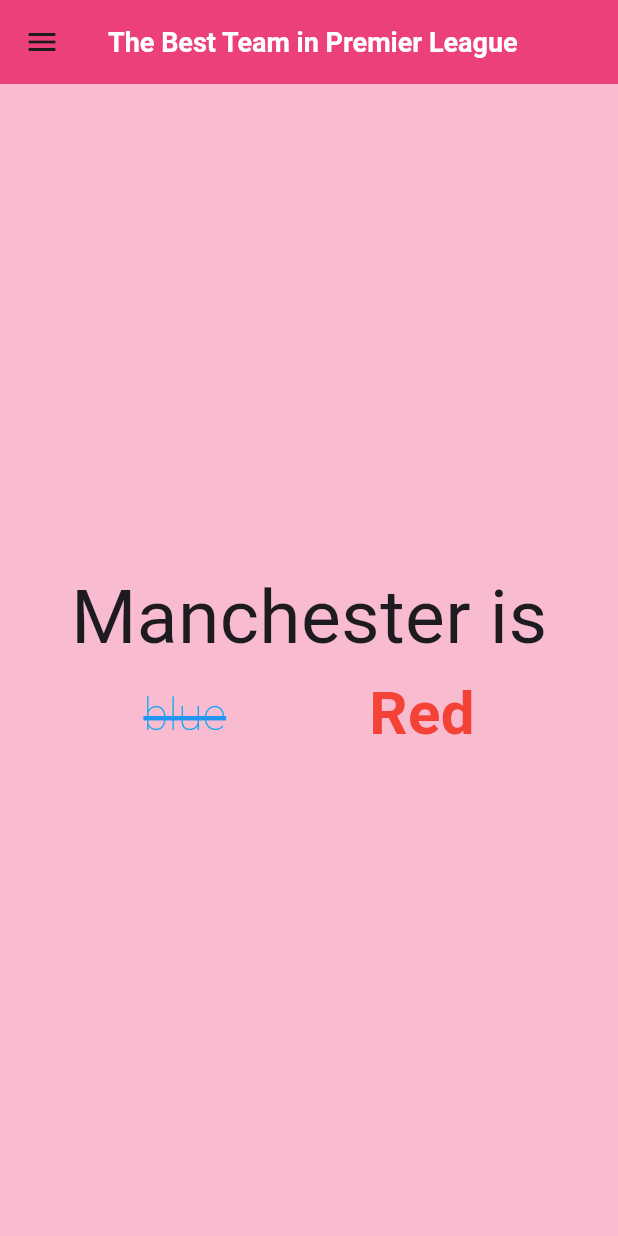
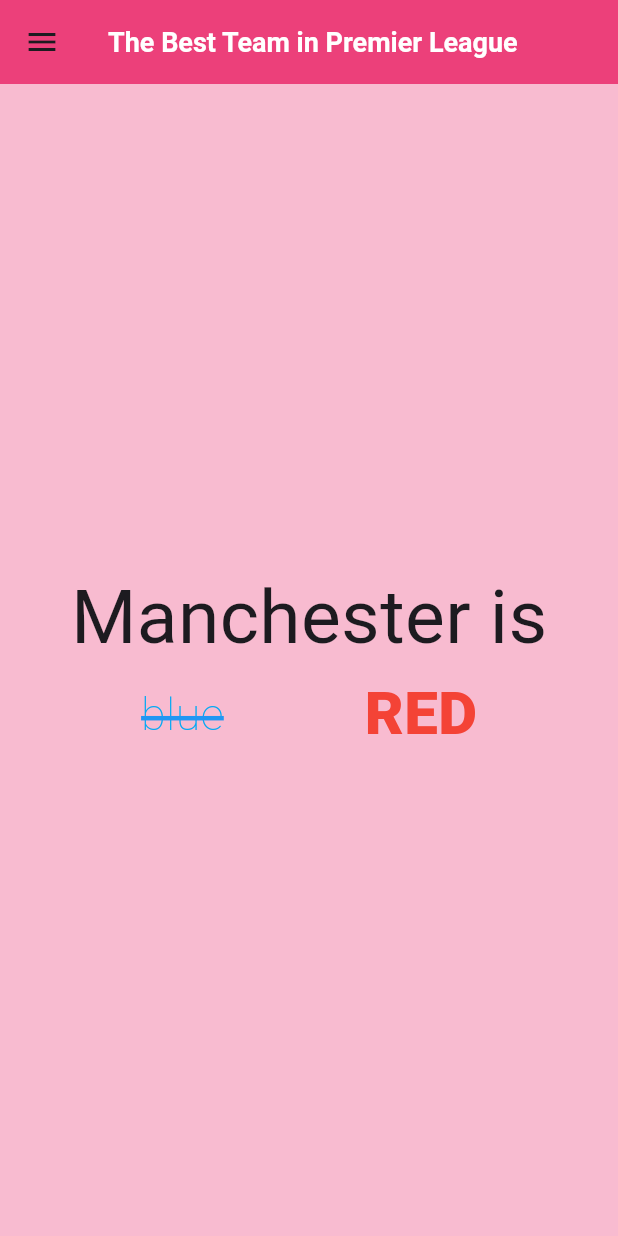
Before and after one commit to Achild29/MobileProgramming, a Flutter app: the screen it shows after launch, on a phone screen of 412 x 824 dp. Run offline on Flutter 3.47's test engine with Material 3 defaults, Android fonts, the phone set to English and light mode, and no system bars; missing offline and left inert: hyperlink.

```diff
--- a/lib/main.dart
+++ b/lib/main.dart
@@ -1,132 +1,7 @@
 import 'package:flutter/material.dart';
+import 'package:mobile_programming/my_app.dart';
 
-void main(List<String> args) {
-  runApp(MyApp());
-}
-
-class MyApp extends StatelessWidget {
-  const MyApp({super.key});
-
-  @override
-  Widget build(BuildContext context) {
-    return MaterialApp(
-      //MaterialApp adalah widget yang digunakan sebagai root(akar/inti) dari seluruh antarmuka aplikasi Flutter.
-      //didalam widget Material app terdapat parameter home yang isi nya adalah Scaffold
-      // Scaffold adalah sebuah widget dalam flutter yang menyediakan banyak widget seperti
-      // Drawer, SnackBar, BottomNavigationBar, FloatingActionButton, AppBar, dan lain-lain.
-      home: Scaffold(
-        //widget AppBar menambahkan panel seperti NavBar dibagian atas aplikasi
-        appBar: AppBar(
-          title: const Text(
-            //Widget Text untuk menampilkan Text Berupa String
-            'The Best Team in Premier League',
-            //parameter yang dimiliki widget Text: style untuk merubah tampilan text tersebut
-            style: TextStyle(
-              //berikut ini Parameter yg dimiliki oleh widget TextStyle;
-              color: Colors.white, //Merubah warna text menjadi putih
-              fontWeight:
-                  FontWeight.bold, //merubah text menjadi Bold / cetak tebal
-              fontSize: 18, //merubah ukuran dari text
-            ),
-          ),
-          //menambahkan warna untuk AppBar
-          backgroundColor: Colors.pink[400],
-        ),
-        //untuk parameter body, parameter ini biasanya akan diisi oleh widget yang
-        //akan memperluas atau menempati seluruh layar perangkat/tampilan
-        body: Container(
-          //disni saya menggunakan widget container untuk mewarnai seluruh layar/tampilan yang tersisa
-          color: Colors.pink[100],
-          child: const Column(
-            //disni saya mengisi paramater body dengan widget Column, dimana widget column bisa diisi lagi dengan banyak widget didalm childrennya
-            //dan tampilannya kebawah/vertikal.
-            mainAxisAlignment: MainAxisAlignment.center,
-            //diatas saya menggunakan parameter mainAxixsAligment dengan value center, yang membuat childrennya berada di tengah
-            children: [
-              Text(
-                'Manchester is',
-                style: TextStyle(fontSize: 50),
-              ),
-              Row(
-                mainAxisAlignment: MainAxisAlignment.spaceEvenly,
-                //diatas saya menggunakan parameter mainAxixsAligment dengan value spaceEvenly
-                //agar membuat childrennya mempunyai spase kosoong yg rata
-                children: [
-                  Text(
-                    'blue',
-                    style: TextStyle(
-                      color: Colors.lightBlue,
-                      fontWeight: FontWeight.w200, //agar terlihat lebih tipis
-                      decoration: TextDecoration.lineThrough,
-                      //diatas untuk menambahkan garis tengah pada text
-                      decorationColor: Colors.blue,
-                      //memberi warna biru pada garis tengah
-                      decorationThickness: 2,
-                      //memberikan ketebalan
-                      fontSize: 30,
-                    ),
-                  ),
-                  Text(
-                    'Red',
-                    style: TextStyle(
-                        color: Colors.red,
-                        fontWeight: FontWeight.bold,
-                        fontSize: 40),
-                  ),
-                ],
-              ),
-            ],
-          ),
-        ),
-        drawer: Drawer(
-          //seperti sidebar yg terhide/offset
-          backgroundColor: Colors.pink[400],
-          child: ListView(
-            //seperti column tetapi bisa di scroll jika jumlah children melebihi layar/tampilan
-            children: [
-              const DrawerHeader(
-                //seperti appbar tetapi didalam drawer
-                child: Column(
-                  children: [
-                    Flexible(
-                      //agar terlihat flexibel di semua layar/device
-                      flex: 2,
-                      //perbandingannya dengan flexibel yang lain adalah 2
-                      // cara menghitungnya adalah banyaknya nilai flex dibagi dengan nilai flex itu sendiri
-                      // contoh nya di sini terdapat total/banyaknya nilai fles adalah 3, sedangkan nilai flex itu sendiri adalah 2
-                      // maka perbandingannya adalaha 2per3 => 2/3
-                      child: Image(
-                        //menambahkan gambar
-                        image: NetworkImage(
-                            //menagambil gambar yg bersumberkan dari internet
-                            'https://flutter.github.io/assets-for-api-docs/assets/widgets/owl.jpg'),
-                      ),
-                    ),
-                    Divider(
-                      //membuat seperti garis pembatas
-                      thickness: 1,
-                      //menambahkan ketebalan
-                    ),
-                    Flexible(
-                      flex: 1,
-                      child: Text('Drawer header'),
-                    ),
-                  ],
-                ),
-              ),
-              ListTile(
-                //sama seperti column tetapi memiliki banyak paramter yang berspesifik
-                // dan memiliki paramter ontap yang dimana jika diklik akan menjalankan fungsi tertentu
-                title: const Text(
-                  'About',
-                  style: TextStyle(fontWeight: FontWeight.bold),
-                ),
-                onTap: () {},
-              ),
-            ],
-          ),
-        ),
-      ),
-    );
-  }
-}
+void main() => runApp(const MaterialApp(
+      home: MyApp(),
+      debugShowCheckedModeBanner: false,
+    ));
--- /dev/null
+++ b/lib/my_app.dart
@@ -0,0 +1,143 @@
+import 'package:flutter/material.dart';
+import 'package:mobile_programming/about.dart';
+
+//jadi ini tuh file baru yg isinya mengambil dari file main.dart sebelumnya
+//perubahannya itu ada pada baris ke-12 dan baris ke-120
+
+class MyApp extends StatelessWidget {
+  const MyApp({super.key});
+
+  @override
+  Widget build(BuildContext context) {
+    //perubhahan pertama-1 untuk return nya saya ganti yg semulanya MaterialApp
+    //menjadi Scaffold, karena untuk materialApp nya saya taruh pada file main.dart
+    return Scaffold(
+      //widget AppBar menambahkan panel seperti NavBar dibagian atas aplikasi
+      appBar: AppBar(
+        title: const Text(
+          //Widget Text untuk menampilkan Text Berupa String
+          'The Best Team in Premier League',
+          //parameter yang dimiliki widget Text: style untuk merubah tampilan text tersebut
+          style: TextStyle(
+            //berikut ini Parameter yg dimiliki oleh widget TextStyle;
+            color: Colors.white, //Merubah warna text menjadi putih
+            fontWeight:
+                FontWeight.bold, //merubah text menjadi Bold / cetak tebal
+            fontSize: 18, //merubah ukuran dari text
+          ),
+        ),
+        //menambahkan warna untuk AppBar
+        backgroundColor: Colors.pink[400],
+      ),
+      //untuk parameter body, parameter ini biasanya akan diisi oleh widget yang
+      //akan memperluas atau menempati seluruh layar perangkat/tampilan
+      body: Container(
+        //disni saya menggunakan widget container untuk mewarnai seluruh layar/tampilan yang tersisa
+        color: Colors.pink[100],
+        child: const Column(
+          //disni saya mengisi paramater body dengan widget Column, dimana widget column bisa diisi lagi dengan banyak widget didalm childrennya
+          //dan tampilannya kebawah/vertikal.
+          mainAxisAlignment: MainAxisAlignment.center,
+          //diatas saya menggunakan parameter mainAxixsAligment dengan value center, yang membuat childrennya berada di tengah
+          children: [
+            Text(
+              'Manchester is',
+              style: TextStyle(fontSize: 50),
+            ),
+            Row(
+              mainAxisAlignment: MainAxisAlignment.spaceEvenly,
+              //diatas saya menggunakan parameter mainAxixsAligment dengan value spaceEvenly
+              //agar membuat childrennya mempunyai spase kosoong yg rata
+              children: [
+                Text(
+                  'blue',
+                  style: TextStyle(
+                    color: Colors.lightBlue,
+                    fontWeight: FontWeight.w100, //agar terlihat lebih tipis
+                    decoration: TextDecoration.lineThrough,
+                    //diatas untuk menambahkan garis tengah pada text
+                    decorationColor: Colors.blue,
+                    //memberi warna biru pada garis tengah
+                    decorationThickness: 2,
+                    //memberikan ketebalan
+                    fontSize: 30,
+                  ),
+                ),
+                Text(
+                  'RED',
+                  style: TextStyle(
+                      color: Colors.red,
+                      fontWeight: FontWeight.w900,
+                      fontSize: 40),
+                ),
+              ],
+            ),
+          ],
+        ),
+      ),
+      drawer: Drawer(
+        //seperti sidebar yg terhide/offset
+        backgroundColor: Colors.pink[400],
+        child: ListView(
+          //seperti column tetapi bisa di scroll jika jumlah children melebihi layar/tampilan
+          children: [
+            const DrawerHeader(
+              //seperti appbar tetapi didalam drawer
+              child: Column(
+                children: [
+                  Flexible(
+                    //agar terlihat flexibel di semua layar/device
+                    flex: 2,
+                    //perbandingannya dengan flexibel yang lain adalah 2
+                    // cara menghitungnya adalah banyaknya nilai flex dibagi dengan nilai flex itu sendiri
+                    // contoh nya di sini terdapat total/banyaknya nilai fles adalah 3, sedangkan nilai flex itu sendiri adalah 2
+                    // maka perbandingannya adalaha 2per3 => 2/3
+                    child: Image(
+                      //menambahkan gambar
+                      image: NetworkImage(
+                          //menagambil gambar yg bersumberkan dari internet
+                          'https://flutter.github.io/assets-for-api-docs/assets/widgets/owl.jpg'),
+                    ),
+                  ),
+                  Divider(
+                    //membuat seperti garis pembatas
+                    thickness: 1,
+                    //menambahkan ketebalan
+                  ),
+                  Flexible(
+                    flex: 1,
+                    child: Text('Drawer header'),
+                  ),
+                ],
+              ),
+            ),
+            ListTile(
+              //sama seperti column tetapi memiliki banyak paramter yang berspesifik
+              // dan memiliki paramter ontap yang dimana jika diklik akan menjalankan fungsi tertentu
+              title: const Text(
+                'About',
+                style: TextStyle(fontWeight: FontWeight.bold),
+              ),
+              onTap: () {
+                //untuk perubahan yg ke-2
+                //disini saya menambahkan pada paramateer ontap
+                //menambahkan objek navigator dengan construktor push
+                //dimana pada contruktor push tersebut terdapat 2 parameter,
+                // paramater yg pertama adalah context
+                //intinya pada Navigator.push itu adalah untuk berpindah layar
+                //yg konsepnya akan ditimpa seperti 'stack'
+                Navigator.push(
+                  context, //parameter pertama
+                  MaterialPageRoute(
+                    //paramater kedua
+                    builder: (context) => const About(),
+                  ),
+                );
+              },
+            ),
+          ],
+        ),
+      ),
+    );
+  }
+}
```
Also changed, not shown: lib/about.dart (+8 -0 lines), 1 other file.
